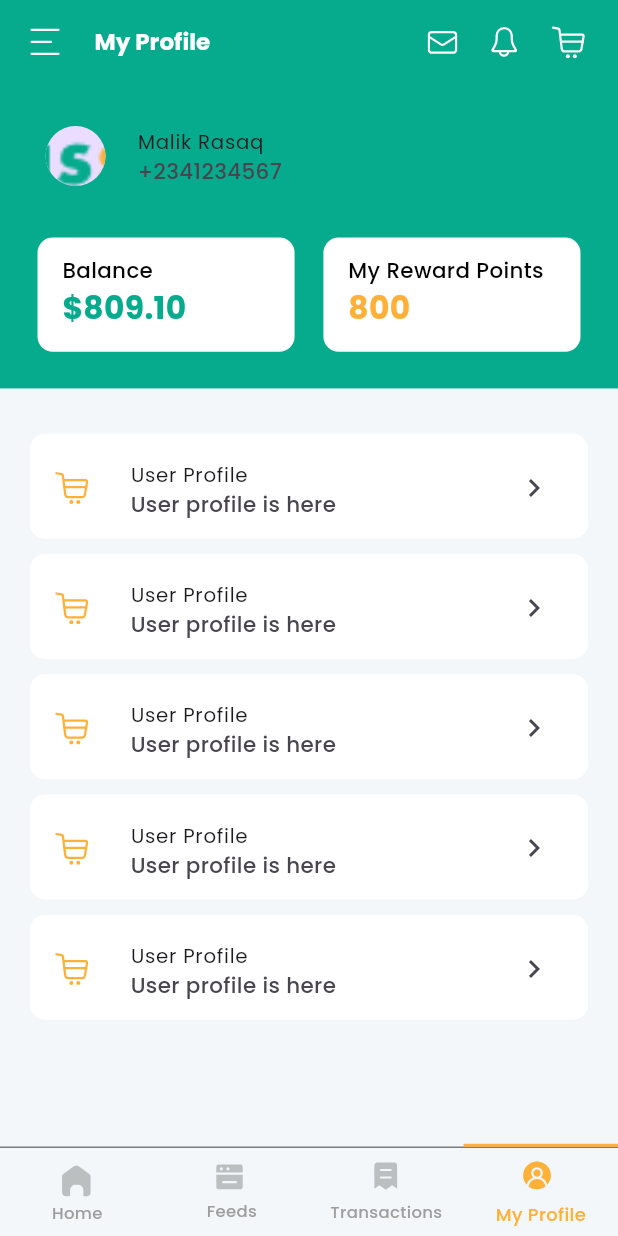
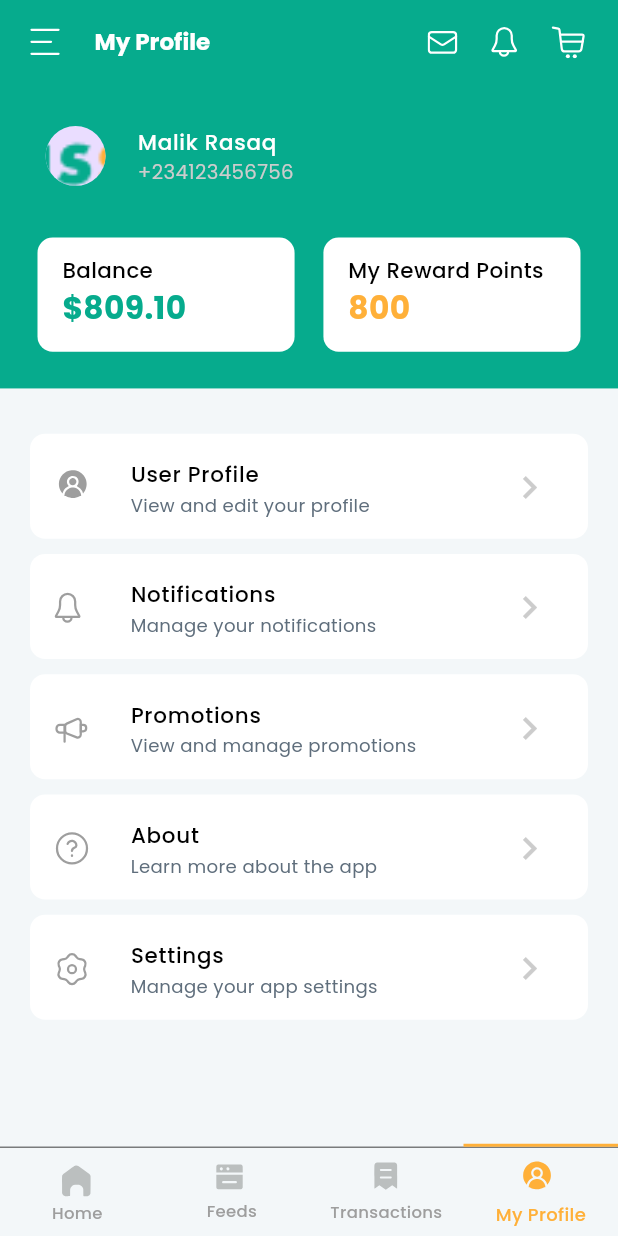
Before and after one commit to logicberry/shopping-app-mobile, a Flutter app: the NavBar screen opened by its route, swiped to page 4, on a phone screen of 412 x 824 dp. Run offline on Flutter 3.47's test engine with Material 3 defaults, Android fonts, the phone set to English and light mode, and no system bars; our stand-ins replace flutter_rating_bar, flutter_screenutil, flutter_svg, go_router, internet_connection_checker, palette_generator and 1 more; missing offline and left inert: autoscale_tabbarview; accounts and stored records are empty; network calls fail.

```diff
--- a/lib/src/features/Profile/screens/edit_profile_page.dart
+++ b/lib/src/features/Profile/screens/edit_profile_page.dart
@@ -1,5 +1,6 @@
 import 'package:flutter/material.dart';
 import 'package:flutter_screenutil/flutter_screenutil.dart';
+
 import '../../../components/components.dart';
 import '../../../core/core.dart';
 
@@ -43,11 +44,11 @@ class EditProfilePage extends StatelessWidget {
                           ),
                           Space.height(15),
                           const SATextField(
-                            hintText: 'Email Address',
+                            hintText: 'Phone Number',
                           ),
                           Space.height(15),
                           const SATextField(
-                            hintText: 'Phone Number',
+                            hintText: 'Address',
                           ),
                           Space.height(15),
                           const SATextField(
--- a/lib/src/features/Profile/screens/profile_page.dart
+++ b/lib/src/features/Profile/screens/profile_page.dart
@@ -1,16 +1,21 @@
 import 'package:flutter/material.dart';
 import 'package:flutter_screenutil/flutter_screenutil.dart';
+import 'package:go_router/go_router.dart';
 
 import '../../../core/core.dart';
 import '../widget/profile_card.dart';
 
-class ProfilePage extends StatelessWidget {
+class ProfilePage extends StatefulWidget {
   const ProfilePage({super.key});
 
   @override
+  State<ProfilePage> createState() => _ProfilePageState();
+}
+
+class _ProfilePageState extends State<ProfilePage> {
+  @override
   Widget build(BuildContext context) {
-    return SafeArea(
-        child: SingleChildScrollView(
+    return SingleChildScrollView(
       child: Column(
         children: [
           Container(
@@ -30,10 +35,10 @@ class ProfilePage extends StatelessWidget {
                         radius: 25.r,
                         backgroundImage: const AssetImage(ImagePath.logo)),
                     title: Text('Malik Rasaq',
-                        style: AppTheme.textTheme.titleSmall
+                        style: AppTheme.textTheme.bodyMedium
                             ?.copyWith(color: AppColors.white)),
-                    subtitle: Text('+2341234567',
-                        style: AppTheme.textTheme.bodySmall
+                    subtitle: Text('+234123456756',
+                        style: AppTheme.textTheme.bodyLarge
                             ?.copyWith(color: AppColors.grey)),
                   ),
                   Space.height(26),
@@ -58,20 +63,46 @@ class ProfilePage extends StatelessWidget {
           ),
           Space.height(10),
           Padding(
-            padding: const EdgeInsets.all(20),
-            child: ListView.separated(
-              shrinkWrap: true,
-              itemCount: 5,
-              itemBuilder: (context, index) {
-                return const ProfileCard();
-              },
-              separatorBuilder: (context, index) => SizedBox(
-                height: 10.h,
-              ),
-            ),
-          ),
+              padding: const EdgeInsets.all(20),
+              child: Column(children: [
+                ProfileCard(
+                  title: 'User Profile',
+                  icon: SvgPath.profile,
+                  description: 'View and edit your profile',
+                  onTap: () => context.pushNamed(RouteConstants.editProfile),
+                ),
+                Space.height(10),
+                ProfileCard(
+                  title: 'Notifications',
+                  icon: SvgPath.notification,
+                  description: 'Manage your notifications',
+                  onTap: () => context.pushNamed(RouteConstants.notification),
+                ),
+                Space.height(10),
+                ProfileCard(
+                  title: 'Promotions',
+                  icon: SvgPath.promo,
+                  description: 'View and manage promotions',
+                  onTap: () => context.pushNamed(RouteConstants.promotions),
+                ),
+                Space.height(10),
+                ProfileCard(
+                  title: 'About',
+                  icon: SvgPath.help,
+                  description: 'Learn more about the app',
+                  onTap: () {},
+                ),
+                Space.height(10),
+                ProfileCard(
+                  title: 'Settings',
+                  icon: SvgPath.settings,
+                  description: 'Manage your app settings',
+                  onTap: () {},
+                ),
+                Space.height(10),
+              ])),
         ],
       ),
-    ));
+    );
   }
 }
--- a/lib/src/features/Profile/widget/profile_card.dart
+++ b/lib/src/features/Profile/widget/profile_card.dart
@@ -5,11 +5,21 @@ import 'package:flutter_svg/flutter_svg.dart';
 import '../../../core/core.dart';
 
 class ProfileCard extends StatelessWidget {
-  const ProfileCard({super.key});
+  final String title, description, icon;
+  final VoidCallback? onTap;
+
+  const ProfileCard(
+      {super.key,
+      required this.title,
+      required this.description,
+      required this.icon,
+      this.onTap});
 
   @override
   Widget build(BuildContext context) {
-    return Container(
+    return InkWell(
+      onTap: onTap,
+      child: Container(
         height: 69.h,
         decoration: BoxDecoration(
             color: AppColors.white,
@@ -19,17 +29,23 @@ class ProfileCard extends StatelessWidget {
             leading: SizedBox(
               height: double.infinity,
               child: SvgPicture.asset(
-              SvgPath.cart,
-              colorFilter: const ColorFilter.mode(
-                  AppColors.secondaryColor, BlendMode.srcIn),
+                icon,
+                colorFilter:
+                    const ColorFilter.mode(Colors.grey, BlendMode.srcIn),
               ),
             ),
-          trailing: const Icon(Icons.chevron_right),
-          title: Text('User Profile', style: AppTheme.textTheme.titleSmall),
+            trailing: const Icon(
+              Icons.chevron_right,
+              size: 30,
+              color: AppColors.grey,
+            ),
+            title: Text(title, style: AppTheme.textTheme.bodyMedium),
             subtitle: Text(
-            'User profile is here',
-            style: AppTheme.textTheme.bodySmall,
+              description,
+              style: AppTheme.textTheme.labelSmall
+                  ?.copyWith(fontWeight: FontWeight.w400),
             )),
+      ),
     );
   }
 }
--- a/lib/src/features/home/screens/home.dart
+++ b/lib/src/features/home/screens/home.dart
@@ -179,7 +179,6 @@ class _HomePageState extends State<HomePage> {
                   productName: product.name,
                   company: product.company,
                   image: product.imageUrl,
-                  productBgColor: Colors.green,
                   productPrice: product.price,
                   initialPrice: product.initialPrice,
                 );
--- a/lib/src/features/home/screens/products_screen.dart
+++ b/lib/src/features/home/screens/products_screen.dart
@@ -75,7 +75,6 @@ class _ProductPageState extends State<ProductPage> {
                     productName: product.name,
                     company: product.company,
                     image: product.imageUrl,
-                    productBgColor: Colors.lightGreenAccent,
                     productPrice: product.price,
                     initialPrice: product.initialPrice,
                   );
--- a/pubspec.yaml
+++ b/pubspec.yaml
@@ -47,6 +47,7 @@ dependencies:
   get_it: ^7.6.8
   shared_preferences: ^2.2.2
   intl: ^0.19.0
+  palette_generator: ^0.3.3+3
 
 dev_dependencies:
   flutter_test:
```
Also changed, not shown: lib/src/features/home/widgets/product_card.dart (+49 -19 lines), pubspec.lock. Lines whose indentation alone changed are shown as unchanged.
